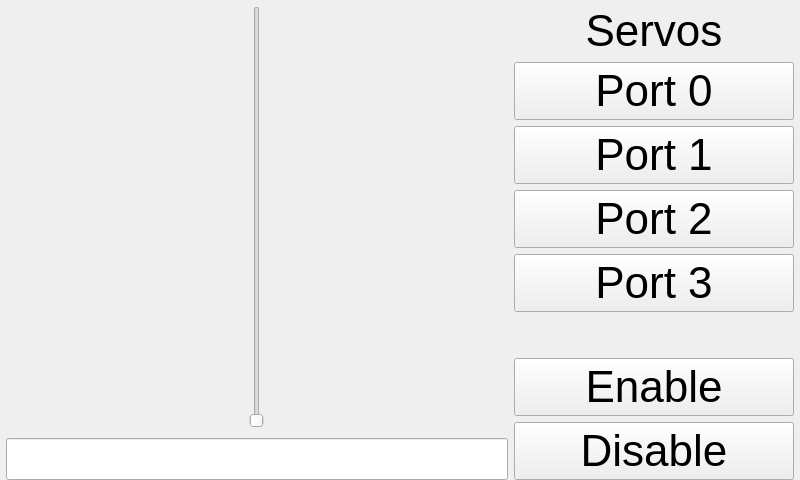
Above: ui/ServosWidget.ui from kipr/botui before the change. Below: the same form after it.
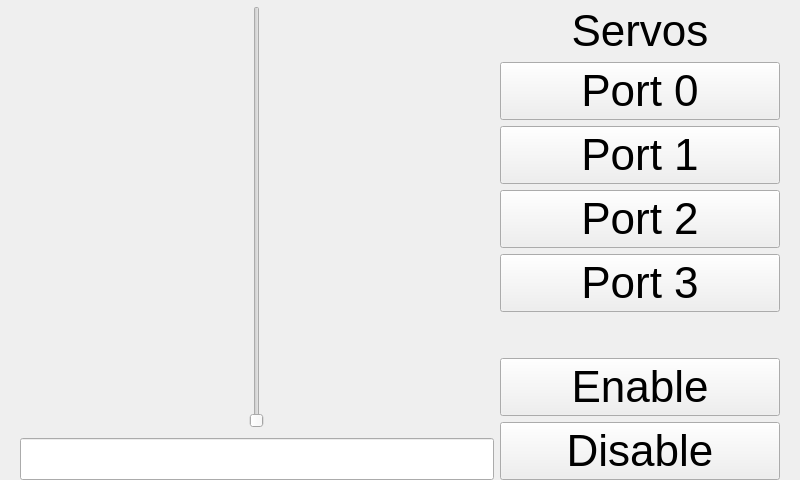
That is the form after the change. Icons and pictures are not drawn. Custom widgets are drawn as their Qt base class.

Commit message: make slider easier to use

Diff of the .ui file:
```diff
--- a/ui/ServosWidget.ui
+++ b/ui/ServosWidget.ui
@@ -15,13 +15,13 @@
     </property>
     <layout class="QVBoxLayout" name="verticalLayout_4">
       <property name="leftMargin">
-        <number>6</number>
+        <number>20</number>
       </property>
       <property name="topMargin">
         <number>6</number>
       </property>
       <property name="rightMargin">
-        <number>6</number>
+        <number>20</number>
       </property>
       <property name="bottomMargin">
         <number>0</number>
```
The commit also changes 1 other file.
